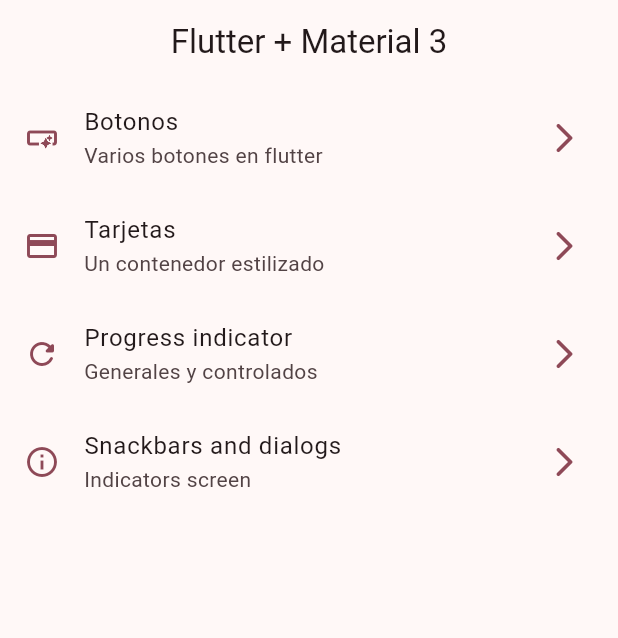
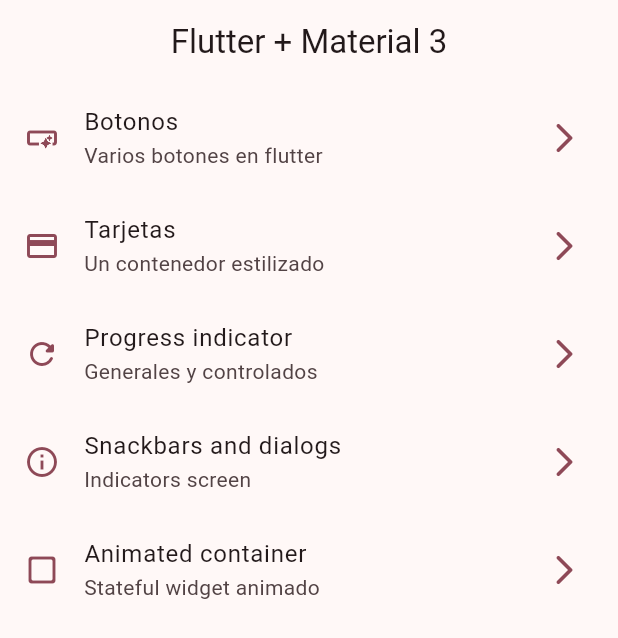
Before and after one commit to jlselma25/app_widget, a Flutter app: the screen it shows after launch, on a phone screen of 412 x 824 dp. Shown: the top 638 px of the screen. Run offline on Flutter 3.47's test engine with Material 3 defaults, Android fonts, the phone set to English and light mode, and no system bars; our stand-ins replace go_router.

Commit message:
animated container finish

```diff
--- a/lib/config/menuItems/menu_items.dart
+++ b/lib/config/menuItems/menu_items.dart
@@ -48,6 +48,13 @@
         subTitle:'Indicators screen' ,
         link: '/snackbar',
         icon: Icons.info_outline,
-          name: 'snackbar_screen')
+          name: 'snackbar_screen'),
+
+         MenuItems(
+        title: 'Animated container',
+        subTitle:'Stateful widget animado' ,
+        link: '/animated',
+        icon: Icons.check_box_outline_blank_rounded,
+          name: 'animated_screen')
 
 ];
--- a/lib/config/router/app_router_name.dart
+++ b/lib/config/router/app_router_name.dart
@@ -34,5 +34,11 @@
       name:SnackBarScreen.name,
       builder: (context, state) => const SnackBarScreen(),
     ),
+
+      GoRoute(
+      path: '/animated',
+      name:AnimatedScreen.name,
+      builder: (context, state) => const AnimatedScreen(),
+    ),
   ],
 );
--- a/lib/presentation/screens/sanckbar/snadkbar_screen.dart
+++ b/lib/presentation/screens/sanckbar/snadkbar_screen.dart
@@ -75,7 +75,7 @@
       ),
 
       floatingActionButton: FloatingActionButton.extended(
-         onPressed: () => ShowSnackBar(context), // otra manera de hacerlo con el codigo creado para funcion ShowSnackBar de arriba
+         onPressed: () => ShowSnackBar(context), // otra manera de hacerlo con el codigo creado para la funcion ShowSnackBar de arriba
        // onPressed: (){
        //   ScaffoldMessenger.of(context).showSnackBar(
        //     const SnackBar(content:   Text('Hola mundo'))
```
Also changed, not shown: lib/presentation/screens/animated/animate.dart (+61 -3 lines).
